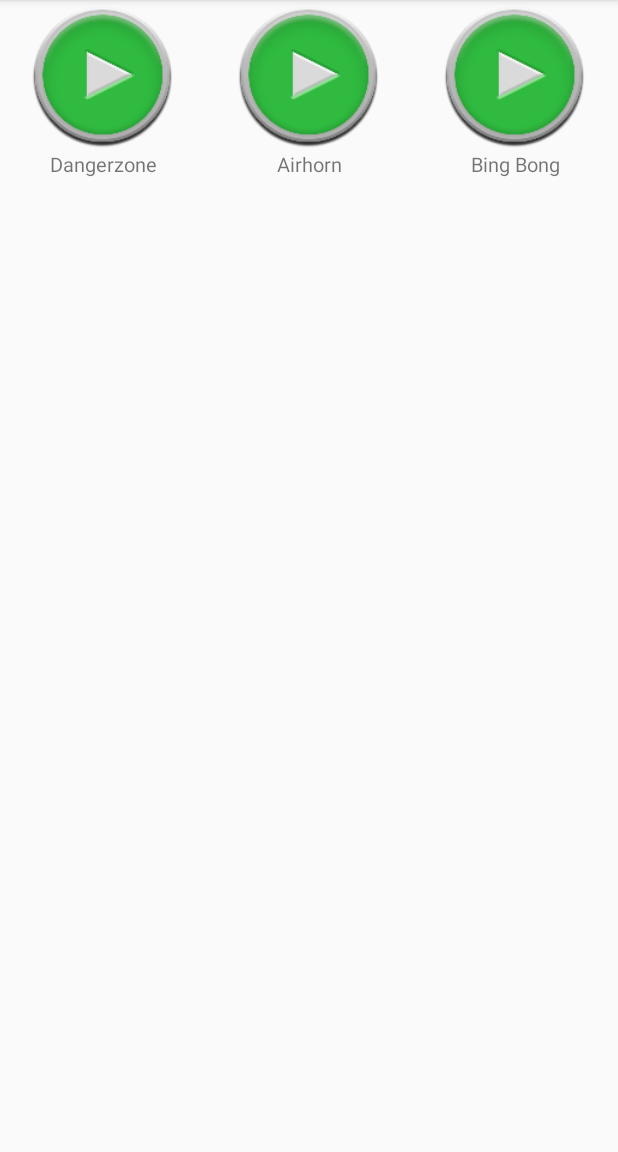
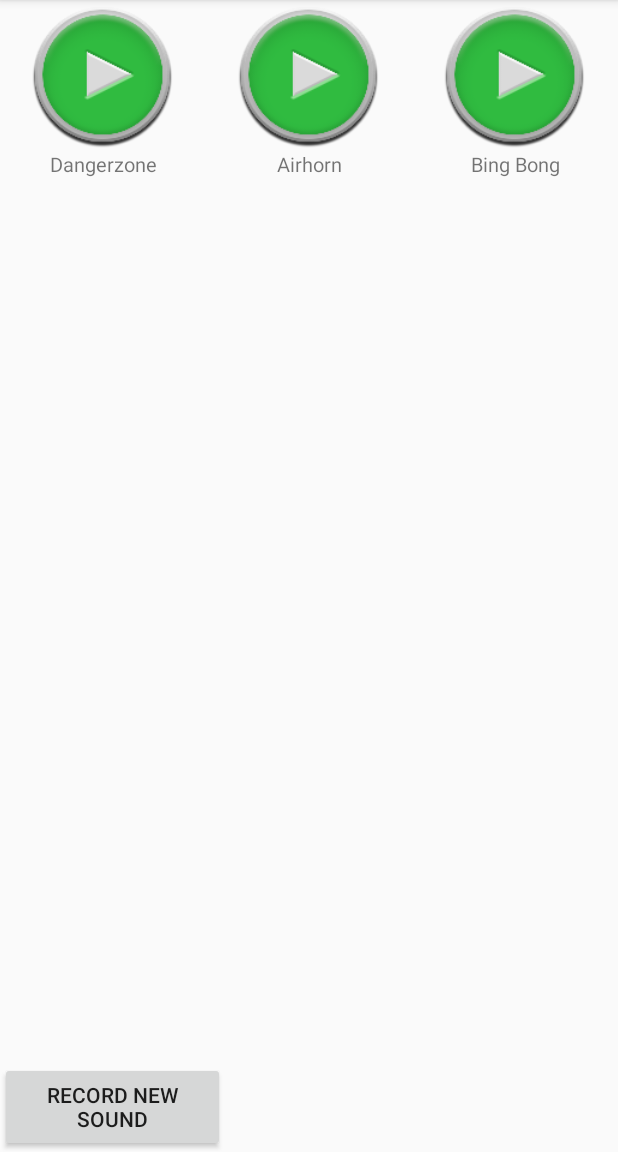
Before and after one commit to Noweli/Agile-FlexibleSoundboard, an Android app: the screen it shows after launch (MainActivity), on a phone screen of 412 x 824 dp, the part 84-1236 px from its top. Run offline under Robolectric (Android 15) with nearby library versions, the phone set to English and light mode, and no system bars.

Commit message:
Record file added

```diff
--- a/app/src/main/AndroidManifest.xml
+++ b/app/src/main/AndroidManifest.xml
@@ -4,8 +4,10 @@
 
     <uses-permission android:name="android.permission.WRITE_EXTERNAL_STORAGE"/>
     <uses-permission android:name="android.permission.READ_EXTERNAL_STORAGE"/>
+    <uses-permission android:name="android.permission.RECORD_AUDIO"/>
 
     <uses-permission-sdk-23 android:name="android.permission.WRITE_EXTERNAL_STORAGE"/>
+    <uses-permission-sdk-23 android:name="android.permission.RECORD_AUDIO"/>
 
     <application
         android:allowBackup="true"
--- /dev/null
+++ b/app/src/main/java/com/agileandflexible/soundboard/Helpers/SoundItemHelper.java
@@ -0,0 +1,4 @@
+package com.agileandflexible.soundboard.Helpers;
+
+public class SoundItemHelper {
+}
--- a/app/src/main/java/com/agileandflexible/soundboard/MainActivity.java
+++ b/app/src/main/java/com/agileandflexible/soundboard/MainActivity.java
@@ -1,11 +1,7 @@
 package com.agileandflexible.soundboard;
 
 import android.Manifest;
-import android.content.ActivityNotFoundException;
-import android.content.Context;
-import android.content.Intent;
 import android.content.pm.PackageManager;
-import android.net.Uri;
 import android.os.Bundle;
 
 import androidx.appcompat.app.AppCompatActivity;
@@ -15,12 +11,9 @@ import androidx.core.content.ContextCompat;
 import androidx.recyclerview.widget.GridLayoutManager;
 import androidx.recyclerview.widget.RecyclerView;
 
-import android.provider.Settings;
 import android.view.Menu;
 import android.view.MenuItem;
-import android.view.View;
-
-import com.google.android.material.snackbar.Snackbar;
+import android.widget.Button;
 
 import java.util.ArrayList;
 import java.util.Arrays;
@@ -52,6 +45,7 @@ public class MainActivity extends AppCompatActivity {
 
         FillSoundList();
         requestPermission();
+        EventHandler.SetRecordButton(findViewById(R.id.activity_main), (Button) findViewById(R.id.record_button));
     }
 
     @Override
@@ -67,7 +61,6 @@ public class MainActivity extends AppCompatActivity {
     @Override
     protected void onDestroy() {
         super.onDestroy();
-
         EventHandler.releaseMediaPlayer();
     }
 
@@ -84,5 +77,8 @@ public class MainActivity extends AppCompatActivity {
         if(ContextCompat.checkSelfPermission(this, Manifest.permission.READ_EXTERNAL_STORAGE) != PackageManager.PERMISSION_GRANTED){
             ActivityCompat.requestPermissions(this, new String[]{Manifest.permission.READ_EXTERNAL_STORAGE}, 0);
         }
+        if(ContextCompat.checkSelfPermission(this, Manifest.permission.RECORD_AUDIO) != PackageManager.PERMISSION_GRANTED){
+            ActivityCompat.requestPermissions(this, new String[]{Manifest.permission.RECORD_AUDIO}, 0);
+        }
     }
 }
--- a/app/src/main/res/layout/activity_main.xml
+++ b/app/src/main/res/layout/activity_main.xml
@@ -23,8 +23,18 @@
     </com.google.android.material.appbar.AppBarLayout>
 
     <androidx.recyclerview.widget.RecyclerView
+        android:id="@+id/soundboardRecyclerView"
         android:layout_width="match_parent"
         android:layout_height="match_parent"
-        android:id="@+id/soundboardRecyclerView"
-        android:layout_below="@id/barLayout"/>
+        android:layout_above="@+id/record_button"
+        android:layout_below="@id/barLayout"
+        android:layout_marginBottom="2dp" />
+
+    <Button
+        android:id="@+id/record_button"
+        android:layout_width="150dp"
+        android:layout_height="60dp"
+        android:layout_alignParentBottom="true"
+        android:layout_marginBottom="0dp"
+        android:text="@string/recordNewSound" />
 </RelativeLayout>
--- a/app/src/main/res/values/strings.xml
+++ b/app/src/main/res/values/strings.xml
@@ -4,6 +4,8 @@
     <string name="share">Share</string>
     <string name="saveAs">Save as…</string>
     <string name="favorite">Add to favorites</string>
+    <string name="stopRecording">Stop recording</string>
+    <string name="recordNewSound">Record new sound</string>
 
     <string-array name="soundNames">
         <item>Dangerzone</item>
```
Also changed, not shown: app/src/main/java/com/agileandflexible/soundboard/EventHandler.java (+20 -55 lines), app/src/main/java/com/agileandflexible/soundboard/Helpers/EventHelper.java (added, +77 -0 lines), app/src/main/java/com/agileandflexible/soundboard/Helpers/EventMediaHelper.java (added, +66 -0 lines).
